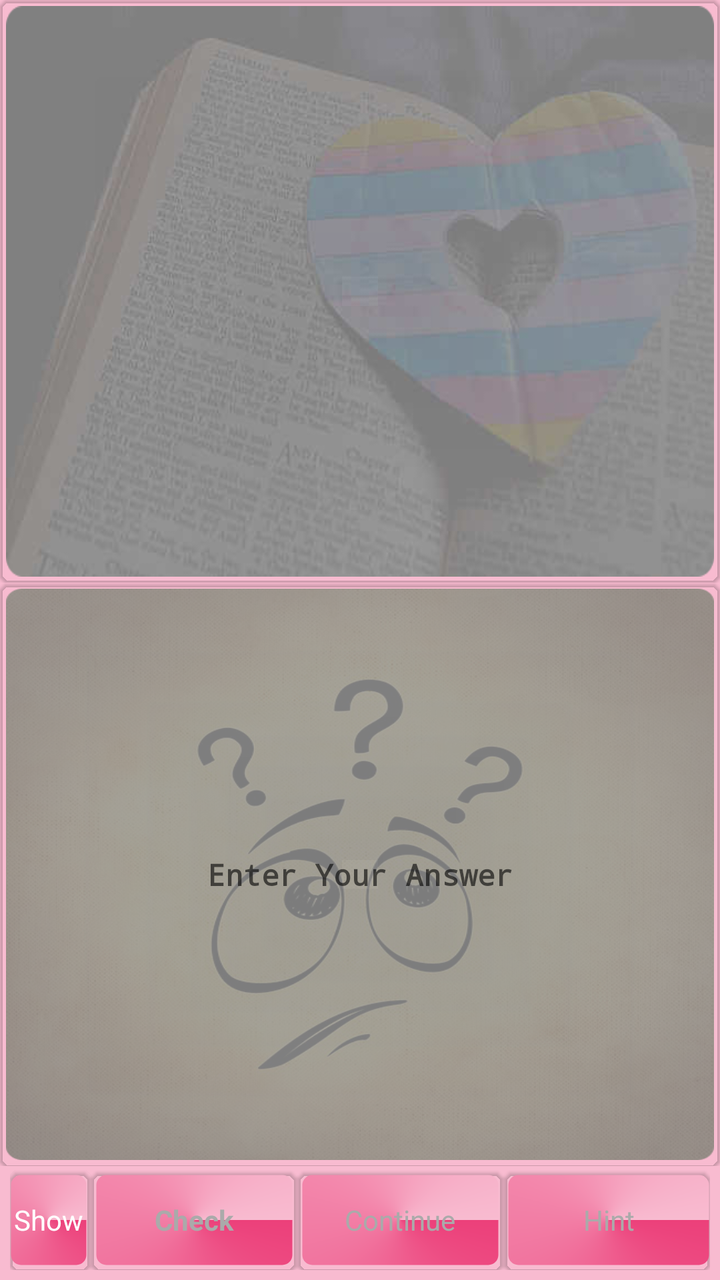
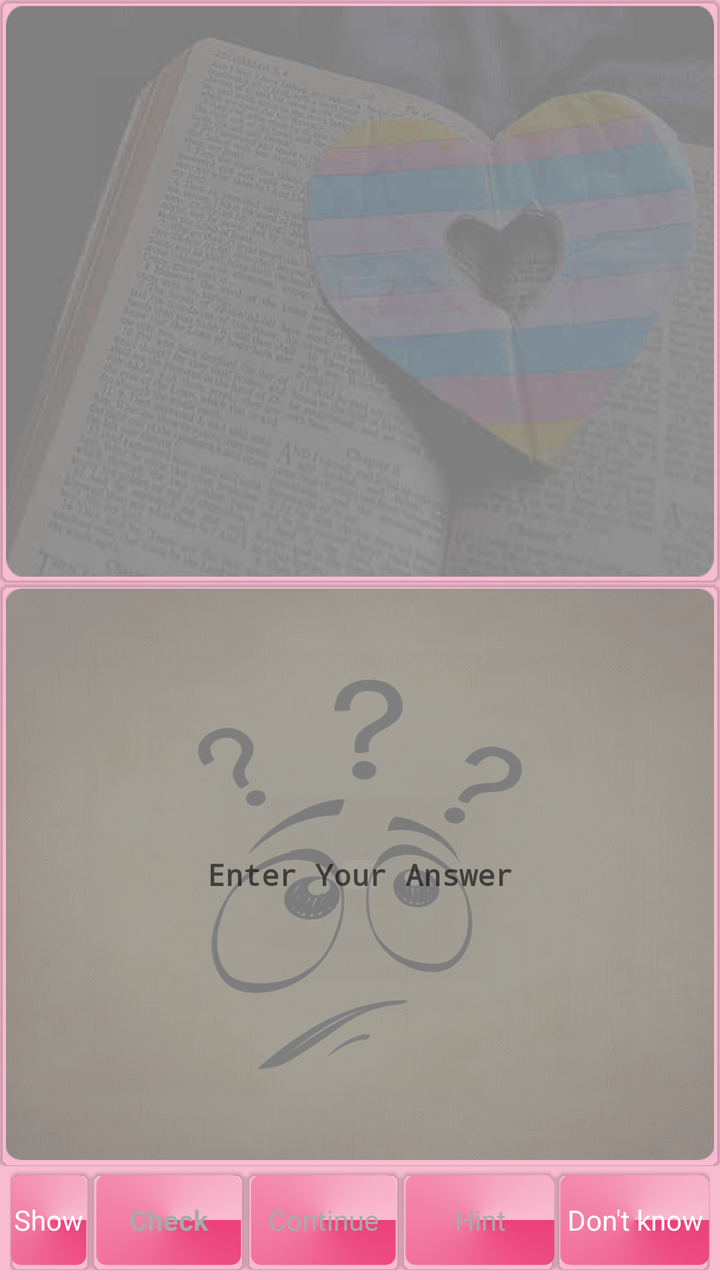

Two renders of the same Android screen: before a commit and after it. Below are the layout's source before the change and the commit's diff.
<!-- AndroidManifest.xml: application theme MyMaterialTheme -->
<!-- res/layout/content_study_a_period.xml -->
<?xml version="1.0" encoding="utf-8"?>
<RelativeLayout
    xmlns:android="http://schemas.android.com/apk/res/android"
    xmlns:android.support.v7.cardview="http://schemas.android.com/apk/res-auto"
    xmlns:tools="http://schemas.android.com/tools"
    xmlns:app="http://schemas.android.com/apk/res-auto"
    android:id="@+id/content"
    android:layout_width="match_parent"
    android:layout_height="match_parent"
    app:layout_behavior="@string/appbar_scrolling_view_behavior"
    tools:showIn="@layout/app_bar_study_a_period">

    <LinearLayout
        android:id="@+id/container"
        android:layout_width="match_parent"
        android:layout_height="match_parent"
        android:orientation="vertical"
        android:weightSum="2">

        <LinearLayout
            android:id="@+id/question_linearlayout"
            android:layout_width="match_parent"
            android:layout_height="0dp"
            android:layout_margin="0dp"
            android:layout_weight="1"
            android:background="@drawable/show_question_background"
            android:padding="0dp">

            <android.support.v7.widget.CardView
                android:layout_width="match_parent"
                android:layout_height="match_parent"
                android.support.v7.cardview:cardBackgroundColor="@android:color/transparent"
                android.support.v7.cardview:cardCornerRadius="5dp"
                android.support.v7.cardview:cardElevation="1dp">

                <TextView
                    android:id="@+id/display_question"
                    android:layout_width="match_parent"
                    android:layout_height="match_parent"
                    android:background="@drawable/text_bordered_transperant"
                    android:gravity="center"
                    android:minLines="1"
                    android:padding="5dp"
                    android:scrollbarAlwaysDrawVerticalTrack="true"
                    android:scrollbars="vertical"
                    android:textColor="#FFFFFF"
                    android:textSize="15sp"
                    android:textStyle="bold"
                    android:typeface="monospace"
                    android:layout_weight="1"
                    android:ellipsize="none"
                    android:maxLines="1000"
                    android:scrollHorizontally="false"/>
            </android.support.v7.widget.CardView>
        </LinearLayout>

        <LinearLayout
            android:id="@+id/result"
            android:layout_width="match_parent"
            android:layout_height="0dp"
            android:layout_margin="0dp"
            android:layout_weight="1"
            android:background="@drawable/enter_answer_background"
            android:padding="0dp">

            <android.support.v7.widget.CardView
                android:layout_width="match_parent"
                android:layout_height="match_parent"
                android.support.v7.cardview:cardBackgroundColor="@android:color/transparent"
                android.support.v7.cardview:cardCornerRadius="5dp"
                android.support.v7.cardview:cardElevation="1dp">

                <EditText
                    android:id="@+id/enter_answer"
                    android:layout_width="match_parent"
                    android:layout_height="match_parent"
                    android:layout_gravity="center"
                    android:background="@drawable/text_bordered_transperant"
                    android:enabled="true"
                    android:gravity="center"
                    android:hint="@string/enter_your_answer"
                    android:imeOptions="flagNoExtractUi"
                    android:inputType="textNoSuggestions|textMultiLine"
                    android:minLines="1"
                    android:padding="5dp"
                    android:scrollbarAlwaysDrawVerticalTrack="true"
                    android:textColor="#FFFFFF"
                    android:textSize="15sp"
                    android:textStyle="bold"
                    android:typeface="monospace"
                    android:layout_weight="1"
                    android:ellipsize="none"
                    android:maxLines="1000"
                    android:scrollHorizontally="false"/>
            </android.support.v7.widget.CardView>
        </LinearLayout>

        <LinearLayout
            android:layout_width="match_parent"
            android:layout_height="50dp"
            android:layout_marginBottom="5dp"
            android:layout_marginLeft="5dp"
            android:layout_marginRight="5dp"
            android:layout_marginTop="2dp">

            <android.support.v7.widget.CardView
                android:id="@+id/show_actionbar_card_view"
                android:layout_width="wrap_content"
                android:layout_height="match_parent"
                android:layout_weight="0"
                android.support.v7.cardview:cardBackgroundColor="@android:color/transparent"
                android.support.v7.cardview:cardCornerRadius="5dp"
                android.support.v7.cardview:cardElevation="1dp">

                <TextView
                    android:id="@+id/show_actionbar"
                    android:layout_width="match_parent"
                    android:layout_height="match_parent"
                    android:layout_marginBottom="2dp"
                    android:layout_marginRight="2dp"
                    android:layout_marginTop="2dp"
                    android:background="@drawable/text_bordered_colored"
                    android:gravity="center"
                    android:padding="2dp"
                    android:text="@string/show"
                    android:textColor="@drawable/textview_enabled_disabled_selector" />
            </android.support.v7.widget.CardView>

            <android.support.v7.widget.CardView
                android:id="@+id/check_card_view"
                android:layout_width="0dp"
                android:layout_height="match_parent"
                android:layout_weight="1"
                android.support.v7.cardview:cardBackgroundColor="@android:color/transparent"
                android.support.v7.cardview:cardCornerRadius="5dp"
                android.support.v7.cardview:cardElevation="1dp">

                <TextView
                    android:id="@+id/check"
                    android:layout_width="match_parent"
                    android:layout_height="match_parent"
                    android:layout_margin="2dp"
                    android:background="@drawable/text_bordered_colored"
                    android:enabled="false"
                    android:gravity="center"
                    android:padding="2dp"
                    android:text="@string/check"
                    android:textColor="@drawable/textview_enabled_disabled_selector"
                    android:textStyle="bold" />
            </android.support.v7.widget.CardView>

            <android.support.v7.widget.CardView
                android:id="@+id/continue_card_view"
                android:layout_width="0dp"
                android:layout_height="match_parent"
                android:layout_weight="1"
                android.support.v7.cardview:cardBackgroundColor="@android:color/transparent"
                android.support.v7.cardview:cardCornerRadius="5dp"
                android.support.v7.cardview:cardElevation="1dp">

                <TextView
                    android:id="@+id/_continue"
                    android:layout_width="match_parent"
                    android:layout_height="match_parent"

                    android:layout_margin="2dp"
                    android:background="@drawable/text_bordered_colored"
                    android:enabled="false"
                    android:gravity="center"
                    android:padding="2dp"
                    android:text="@string/_continue"
                    android:textColor="@drawable/textview_enabled_disabled_selector" />
            </android.support.v7.widget.CardView>

            <android.support.v7.widget.CardView
                android:id="@+id/next_hint_card_view"
                android:layout_width="0dp"
                android:layout_height="match_parent"
                android:layout_weight="1"
                android.support.v7.cardview:cardBackgroundColor="@android:color/transparent"
                android.support.v7.cardview:cardCornerRadius="5dp"
                android.support.v7.cardview:cardElevation="1dp">

                <TextView
                    android:id="@+id/next_hint"
                    android:layout_width="match_parent"
                    android:layout_height="match_parent"

                    android:layout_marginBottom="2dp"
                    android:layout_marginLeft="2dp"
                    android:layout_marginTop="2dp"
                    android:background="@drawable/text_bordered_colored"
                    android:enabled="false"
                    android:gravity="center"
                    android:padding="2dp"
                    android:text="@string/hint"
                    android:textColor="@drawable/textview_enabled_disabled_selector" />
            </android.support.v7.widget.CardView>
        </LinearLayout>

    </LinearLayout>

</RelativeLayout>
<!-- res/layout/app_bar_study_a_period.xml (included above) -->
<?xml version="1.0" encoding="utf-8"?>
<android.support.design.widget.CoordinatorLayout xmlns:android="http://schemas.android.com/apk/res/android"
    xmlns:app="http://schemas.android.com/apk/res-auto"
    xmlns:tools="http://schemas.android.com/tools"
    android:layout_width="match_parent"
    android:layout_height="match_parent"
    android:fitsSystemWindows="true">

    <android.support.design.widget.AppBarLayout
        android:layout_width="match_parent"
        android:layout_height="wrap_content"
        android:theme="@style/AppTheme.AppBarOverlay">
        <android.support.v7.widget.Toolbar xmlns:app="http://schemas.android.com/apk/res-auto"
            android:id="@+id/toolbar"
            android:layout_width="fill_parent"
            android:layout_height="?attr/actionBarSize"
            android:background="?attr/colorPrimary"
            android:minHeight="?attr/actionBarSize">

            <LinearLayout
                android:layout_width="match_parent"
                android:layout_height="wrap_content"
                android:weightSum="5">

                <LinearLayout
                    android:layout_width="0dp"
                    android:layout_height="wrap_content"
                    android:layout_weight="4">


                    <TextView
                        android:id="@+id/number_of_questions"
                        android:layout_width="0dp"
                        android:layout_height="wrap_content"
                        android:layout_gravity="center"
                        android:layout_weight="1"
                        android:gravity="center"
                        android:textColor="#ffffff"
                        android:textStyle="bold"/>

                    <TextView
                        android:id="@+id/remaining_question_counter"
                        android:layout_width="0dp"
                        android:layout_height="wrap_content"
                        android:layout_gravity="center"
                        android:layout_weight="1"
                        android:gravity="center"
                        android:textColor="#ffffff"
                        android:textStyle="bold"/>

                    <TextView
                        android:id="@+id/trys"
                        android:layout_width="0dp"
                        android:layout_height="wrap_content"
                        android:layout_gravity="center"
                        android:layout_weight="1"
                        android:gravity="center"
                        android:textColor="#ffffff"
                        android:textStyle="bold"/>

                </LinearLayout>

                <Chronometer
                    android:id="@+id/chronometer"
                    android:layout_gravity="end"
                    android:layout_width="0dp"
                    android:layout_height="match_parent"
                    android:gravity="center"
                    android:layout_weight="1"
                    />
            </LinearLayout>

        </android.support.v7.widget.Toolbar>

        <View android:layout_width="match_parent"
            android:layout_height="4dp"
            android:background="@drawable/toolbar_drop_shadow"/>
    </android.support.design.widget.AppBarLayout>

    <include layout="@layout/content_study_a_period" />
    <ProgressBar android:id="@+id/loading"
        style="?android:progressBarStyleLarge"
        android:layout_width="wrap_content"
        android:layout_height="wrap_content"
        android:layout_gravity="center" />
</android.support.design.widget.CoordinatorLayout>
<!-- resources referenced by this layout -->
<resources>
  <!-- drawable enter_answer_background (drawable) -->
  <?xml version="1.0" encoding="utf-8"?>
  <inset xmlns:android="http://schemas.android.com/apk/res/android"
      android:drawable="@drawable/smiley_question_marks_rounded_corners_15_radius"
      android:insetTop="3dp"
      android:insetBottom="3dp"
      android:insetRight="3dp"
      android:insetLeft="3dp"/>
  <!-- drawable show_question_background (drawable) -->
  <?xml version="1.0" encoding="utf-8"?>
  <inset xmlns:android="http://schemas.android.com/apk/res/android"
      android:drawable="@drawable/book_heart_rounded_corners_15_radius"
      android:insetTop="3dp"
      android:insetBottom="3dp"
      android:insetRight="3dp"
      android:insetLeft="3dp"/>
  <!-- drawable text_bordered_colored (drawable) -->
  <shape xmlns:android="http://schemas.android.com/apk/res/android"
  android:thickness="0dp"
  android:shape="rectangle">
  <stroke android:width="1dp"
      android:color="@android:color/transparent"/>
  <corners android:radius="5dp" />
  <gradient
      android:startColor="@color/colorPrimary"
      android:endColor="@color/windowBackground"
      android:type="sweep"
      android:angle="270"/>
  </shape>
  <!-- drawable text_bordered_transperant (drawable) -->
  <shape xmlns:android="http://schemas.android.com/apk/res/android"
      android:thickness="0dp"
      android:shape="rectangle">
      <stroke android:width="1dp"
          android:color="@android:color/transparent"/>
      <corners android:radius="5dp" />
      <gradient
          android:startColor="@android:color/transparent"
          android:endColor="@android:color/transparent"
          android:type="linear"
          android:angle="270"/>
  </shape>
  <!-- drawable textview_enabled_disabled_selector (drawable) -->
  <?xml version="1.0" encoding="utf-8"?>
  <selector xmlns:android="http://schemas.android.com/apk/res/android">
      <item android:state_enabled="false" android:color="@android:color/darker_gray" />
      <item android:state_enabled="true" android:color="@android:color/white"/>
  </selector>
  <!-- drawable toolbar_drop_shadow (drawable) -->
  <?xml version="1.0" encoding="utf-8"?>
  <shape xmlns:android="http://schemas.android.com/apk/res/android"
      android:shape="rectangle" >
  
      <gradient
          android:angle="90"
          android:endColor="#757575"
          android:startColor="#bdbdbd" />
  
  </shape>
  <string name="_continue">Continue</string>
  <string name="appbar_scrolling_view_behavior" translatable="false">android.support.design.widget.AppBarLayout$ScrollingViewBehavior</string>
  <string name="check">Check</string>
  <string name="enter_your_answer">Enter Your Answer</string>
  <string name="hint">Hint</string>
  <string name="show">Show</string>
  <style name="AppTheme.AppBarOverlay" parent="ThemeOverlay.AppCompat.Dark.ActionBar" />
  <style name="MyMaterialTheme" parent="MyMaterialTheme.Base">
  
      </style>
  <!-- drawable smiley_question_marks_rounded_corners_15_radius: png bitmap (drawable, 445789 bytes) -->
  <!-- drawable book_heart_rounded_corners_15_radius: png bitmap (drawable, 118245 bytes) -->
  <color name="colorPrimary">#EC407A</color>
  <color name="windowBackground">#F8BBD0</color>
  <style name="MyMaterialTheme.Base" parent="Theme.AppCompat.Light.DarkActionBar">
          <item name="windowNoTitle">true</item>
          <item name="windowActionBar">false</item>
          <item name="colorPrimary">@color/colorPrimary</item>
          <item name="colorPrimaryDark">@color/colorPrimaryDark</item>
          <item name="colorAccent">@color/colorAccent</item>
          <item name="android:windowBackground">@color/windowBackground</item>
      </style>
  <color name="colorPrimaryDark">#AD1457</color>
  <color name="colorAccent">#EA80FC</color>
</resources>

<!-- the commit's change to res/layout/content_study_a_period.xml (unified diff, before → after) -->
@@ -196,6 +196,30 @@
                     android:text="@string/hint"
                     android:textColor="@drawable/textview_enabled_disabled_selector" />
             </android.support.v7.widget.CardView>
+
+            <android.support.v7.widget.CardView
+                android:id="@+id/dont_know_card_view"
+                android:layout_width="0dp"
+                android:layout_height="match_parent"
+                android:layout_weight="1"
+                android.support.v7.cardview:cardBackgroundColor="@android:color/transparent"
+                android.support.v7.cardview:cardCornerRadius="5dp"
+                android.support.v7.cardview:cardElevation="1dp">
+
+                <TextView
+                    android:id="@+id/dont_know"
+                    android:layout_width="match_parent"
+                    android:layout_height="match_parent"
+                    android:layout_marginBottom="2dp"
+                    android:layout_marginLeft="2dp"
+                    android:layout_marginTop="2dp"
+                    android:layout_weight="1"
+                    android:background="@drawable/text_bordered_colored"
+                    android:gravity="center"
+                    android:padding="2dp"
+                    android:text="@string/dont_know"
+                    android:textColor="@drawable/textview_enabled_disabled_selector" />
+            </android.support.v7.widget.CardView>
         </LinearLayout>
 
     </LinearLayout>
<!-- resource entries referenced after the edit -->
@@ -62,6 +62,7 @@
   <string name="_continue">Continue</string>
   <string name="appbar_scrolling_view_behavior" translatable="false">android.support.design.widget.AppBarLayout$ScrollingViewBehavior</string>
   <string name="check">Check</string>
+  <string name="dont_know">Don\'t know</string>
   <string name="enter_your_answer">Enter Your Answer</string>
   <string name="hint">Hint</string>
   <string name="show">Show</string>
